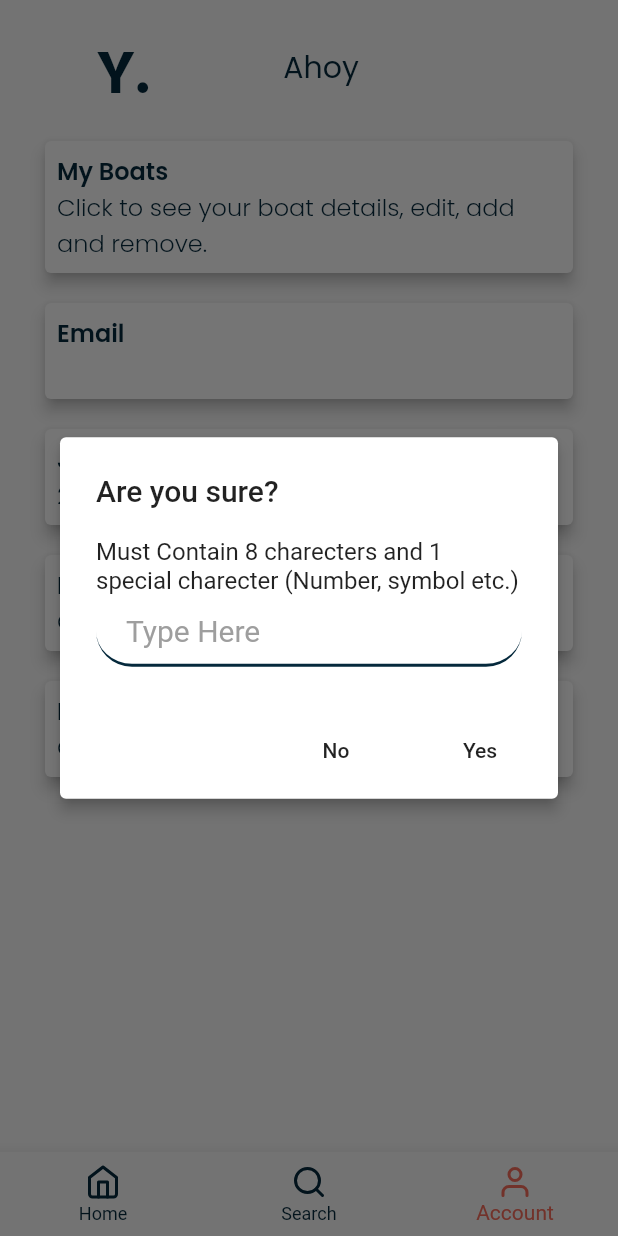
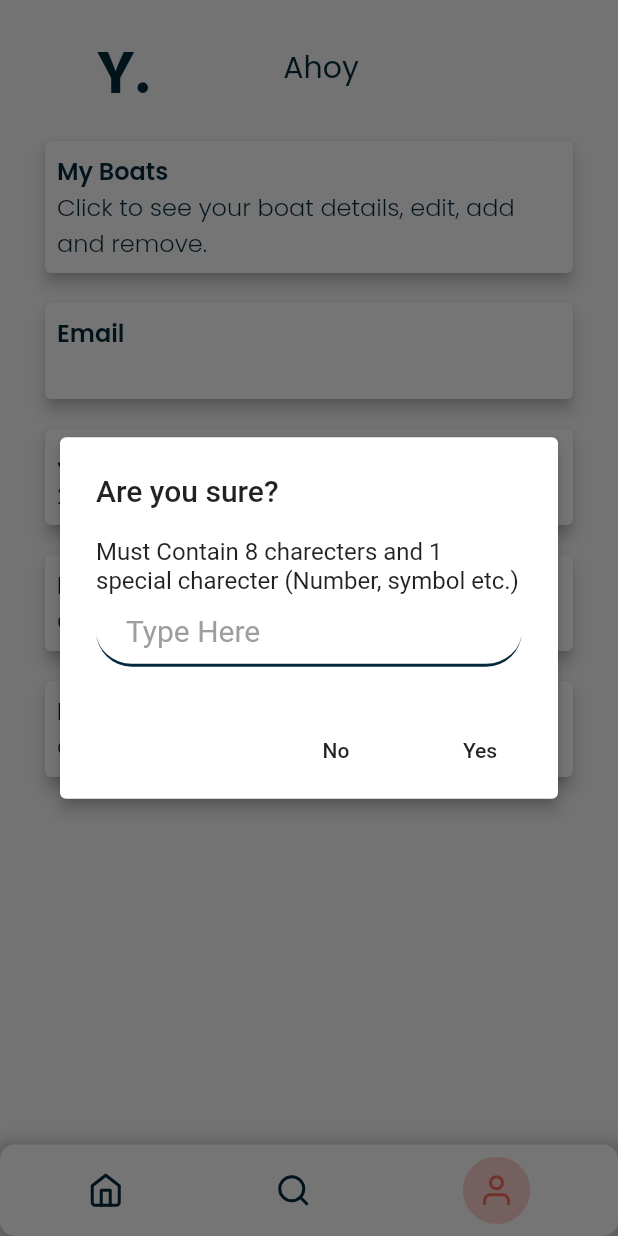
Before and after one commit to liammurray123/yachtspot, a Flutter app: the HomeScreen screen opened by its route, item 3 of the bottom bar chosen, after a tap on "Reset Password", on a phone screen of 412 x 824 dp. Run offline on Flutter 3.47's test engine with Material 2 defaults, Android fonts, the phone set to English and light mode, and no system bars; our stand-ins replace cloud_firestore, firebase_auth, firebase_core, firebase_storage, flutter_feather_icons, geocoding and 4 more; accounts and stored records are empty.

```diff
--- a/lib/screens/main/homescreen.dart
+++ b/lib/screens/main/homescreen.dart
@@ -1,11 +1,13 @@
 import 'package:flutter/material.dart';
 import 'package:flutter_feather_icons/flutter_feather_icons.dart';
-import 'package:yachtspot/constants.dart';
 
 // Screen Imports
 import 'package:yachtspot/screens/sub/discoverscreen.dart';
 import 'package:yachtspot/screens/sub/accountscreen.dart';
 import 'package:yachtspot/screens/sub/searchscreen.dart';
+
+// Widget Imports
+import 'package:yachtspot/widgets/dot_bottom_nav.dart';
 
 class HomeScreen extends StatefulWidget {
   @override
@@ -20,7 +22,19 @@ class _HomeScreenState extends State<HomeScreen> {
     SearchScreen(),
     AccountScreen(),
   ];
-  List _navicons = [];
+
+  List<DotNavigationBarItem> _navItems = [
+    DotNavigationBarItem(
+      icon: Icon(FeatherIcons.home),
+    ),
+    DotNavigationBarItem(
+      icon: Icon(FeatherIcons.search),
+    ),
+    DotNavigationBarItem(
+      icon: Icon(FeatherIcons.user),
+    ),
+  ];
+
   _changeIndex(int index) {
     setState(() {
       _selectedTabIndex = index;
@@ -31,18 +45,10 @@ class _HomeScreenState extends State<HomeScreen> {
   Widget build(BuildContext context) {
     return Scaffold(
       body: Center(child: _pages[_selectedTabIndex]),
-      bottomNavigationBar: BottomNavigationBar(
-        unselectedItemColor: kBlueColor,
-        selectedItemColor: kRedColor,
+      bottomNavigationBar: DotNavigationBar(
         currentIndex: _selectedTabIndex,
+        items: _navItems,
         onTap: _changeIndex,
-        items: [
-          BottomNavigationBarItem(icon: Icon(FeatherIcons.home), label: 'Home'),
-          BottomNavigationBarItem(
-              icon: Icon(FeatherIcons.search), label: 'Search'),
-          BottomNavigationBarItem(
-              icon: Icon(FeatherIcons.user), label: 'Account'),
-        ],
       ),
     );
   }
--- a/lib/screens/sub/discoverscreen.dart
+++ b/lib/screens/sub/discoverscreen.dart
@@ -4,6 +4,7 @@ import 'package:yachtspot/constants.dart';
 
 // Widget Imports
 import 'package:yachtspot/widgets/boatcard.dart';
+import 'package:yachtspot/widgets/custom_tab_bar.dart';
 
 // Firebase Imports
 import 'package:cloud_firestore/cloud_firestore.dart';
@@ -45,7 +46,9 @@ class DiscoverScreenState extends State<DiscoverScreen> {
 
   @override
   Widget build(BuildContext context) {
-    return Container(
+    return DefaultTabController(
+      length: 2,
+      child: Container(
         padding: EdgeInsets.all(20),
         child: Column(
           mainAxisAlignment: MainAxisAlignment.start,
@@ -83,6 +86,83 @@ class DiscoverScreenState extends State<DiscoverScreen> {
               ),
             ),
             Expanded(
+              child: TabBarView(
+                children: [
+                  NewStreamWidget(),
+                  AllStreamWidget(),
+                ],
+              ),
+            ),
+            RoundedTabBar(
+              tabs: [
+                TabInfo(
+                  label: 'New',
+                ),
+                TabInfo(
+                  label: 'All',
+                ),
+              ],
+            ),
+          ],
+        ),
+      ),
+    );
+  }
+}
+
+class NewStreamWidget extends StatelessWidget {
+  @override
+  Widget build(BuildContext context) {
+    return Container(
+      child: StreamBuilder<QuerySnapshot>(
+        stream: firestore
+            .collection('boats')
+            .where(
+              'date',
+              isGreaterThanOrEqualTo: DateTime.now().subtract(
+                Duration(days: 7),
+              ),
+            )
+            .snapshots(),
+        builder: (context, snapshot) {
+          if (snapshot.hasError) {
+            return Center(
+              child: Text('Error, could not connect to server'),
+            );
+          }
+
+          switch (snapshot.connectionState) {
+            case ConnectionState.waiting:
+              return Center(
+                child: CircularProgressIndicator(),
+              );
+            default:
+              return ListView(
+                scrollDirection: Axis.vertical,
+                children: snapshot.data.docs.map((DocumentSnapshot document) {
+                  return BoatCard(
+                    image: document.data()['image'],
+                    name: document.data()['name'],
+                    manufacturer: document.data()['manufacturer'],
+                    model: document.data()['model'],
+                    price: document.data()['price'],
+                    owner: document.data()['owner'],
+                    location: document.data()['location'],
+                    email: document.data()['email'],
+                  );
+                }).toList(),
+              );
+          }
+        },
+      ),
+    );
+  }
+}
+
+class AllStreamWidget extends StatelessWidget {
+  @override
+  Widget build(BuildContext context) {
+    return Container(
       child: StreamBuilder<QuerySnapshot>(
         stream: firestore.collection('boats').snapshots(),
         builder: (context, snapshot) {
@@ -98,11 +178,11 @@ class DiscoverScreenState extends State<DiscoverScreen> {
               );
             default:
               return ListView(
-                      scrollDirection: Axis.horizontal,
-                      children:
-                          snapshot.data.docs.map((DocumentSnapshot document) {
+                scrollDirection: Axis.vertical,
+                children: snapshot.data.docs.map((DocumentSnapshot document) {
                   return BoatCard(
                     name: document.data()['name'],
+                    image: document.data()['image'],
                     manufacturer: document.data()['manufacturer'],
                     model: document.data()['model'],
                     price: document.data()['price'],
@@ -115,44 +195,6 @@ class DiscoverScreenState extends State<DiscoverScreen> {
           }
         },
       ),
-          ),
-
-          // OLD ONE
-          // StreamBuilder<QuerySnapshot>(
-          //   stream: storage.collection('boats').snapshots(),
-          //   builder: (context, snapshot) {
-          //     if (!snapshot.hasData) {
-          //       return Center(
-          //         child: CircularProgressIndicator(),
-          //       );
-          //     }
-          //     final documents = snapshot.data.docs.reversed;
-          //     for (var document in documents) {
-          //       final name = document.data()['name'];
-          //       final manufacturer = document.data()['manufacturer'];
-          //       final model = document.data()['model'];
-          //       final owner = document.data()['owner'];
-          //       final location = document.data()['location'];
-          //       final boatCard = BoatCard(
-          //         name: name,
-          //         manufacturer: manufacturer,
-          //         model: model,
-          //         owner: owner,
-          //         location: location,
-          //       );
-          //       boatCardList.add(boatCard);
-          //     }
-          //     return Container(
-          //       height: 380,
-          //       child: ListView(
-          //         scrollDirection: Axis.horizontal,
-          //         children: boatCardList,
-          //       ),
-          //     );
-          //   },
-          // ),
-        ],
-      ),
     );
   }
 }
--- a/lib/screens/sub/searchscreen.dart
+++ b/lib/screens/sub/searchscreen.dart
@@ -72,6 +72,7 @@ class _SearchScreenState extends State<SearchScreen> {
                           snapshot.data.docs.map((DocumentSnapshot document) {
                         return BoatCard(
                           name: document.data()['name'],
+                          image: document.data()['image'],
                           manufacturer: document.data()['manufacturer'],
                           model: document.data()['model'],
                           price: document.data()['price'],
--- /dev/null
+++ b/lib/widgets/custom_tab_bar.dart
@@ -0,0 +1,60 @@
+import 'package:flutter/material.dart';
+import 'package:yachtspot/constants.dart';
+import 'package:flutter/cupertino.dart';
+
+class RoundedTabBar extends StatelessWidget {
+  RoundedTabBar({this.tabs});
+  final List<TabInfo> tabs;
+
+  @override
+  Widget build(BuildContext context) {
+    return Container(
+      decoration: BoxDecoration(
+        color: kBlueColor.withOpacity(0.3),
+        borderRadius: BorderRadius.only(
+          topLeft: Radius.circular(10),
+          topRight: Radius.circular(10),
+          bottomLeft: Radius.circular(10),
+          bottomRight: Radius.circular(10),
+        ),
+        boxShadow: [
+          BoxShadow(
+            color: Colors.grey.withOpacity(0.5),
+            spreadRadius: 5,
+            blurRadius: 7,
+            offset: Offset(0, 3), // changes position of shadow
+          ),
+        ],
+      ),
+      child: TabBar(
+        unselectedLabelColor: Colors.white,
+        labelColor: kBlueColor,
+        indicator: BoxDecoration(
+          color: Colors.white,
+          borderRadius: BorderRadius.circular(10),
+        ),
+        tabs: [
+          for (final item in tabs)
+            Tab(
+              child: Align(
+                alignment: Alignment.center,
+                child: Text(item.label),
+              ),
+            ),
+        ],
+      ),
+    );
+  }
+}
+
+/// A tab to display in a [RoundedTabBar]
+class TabInfo {
+  /// An icon to display.
+  final Widget icon;
+
+  final String label;
+  TabInfo({
+    this.icon,
+    this.label,
+  });
+}
--- /dev/null
+++ b/lib/widgets/dot_bottom_nav.dart
@@ -0,0 +1,176 @@
+import 'dart:ui';
+
+import 'package:flutter/foundation.dart';
+import 'package:flutter/material.dart';
+import 'package:yachtspot/constants.dart';
+
+class DotNavigationBar extends StatelessWidget {
+  DotNavigationBar({
+    Key key,
+    @required this.items,
+    this.currentIndex = 0,
+    this.onTap,
+    this.selectedItemColor,
+    this.unselectedItemColor,
+    this.margin = const EdgeInsets.all(8),
+    this.itemPadding = const EdgeInsets.symmetric(vertical: 10, horizontal: 16),
+    this.duration = const Duration(milliseconds: 500),
+    this.curve = Curves.easeOutQuint,
+    this.dotIndicatorColor,
+  }) : super(key: key);
+
+  /// A list of tabs to display, ie `Home`, `Profile`,`Cart`, etc
+  final List<DotNavigationBarItem> items;
+
+  /// The tab to display.
+  final int currentIndex;
+
+  /// Returns the index of the tab that was tapped.
+  final Function(int) onTap;
+
+  /// The color of the icon and text when the item is selected.
+  final Color selectedItemColor;
+
+  /// The color of the icon and text when the item is not selected.
+  final Color unselectedItemColor;
+
+  /// A convenience field for the margin surrounding the entire widget.
+  final EdgeInsets margin;
+
+  /// The padding of each item.
+  final EdgeInsets itemPadding;
+
+  /// The transition duration
+  final Duration duration;
+
+  /// The transition curve
+  final Curve curve;
+
+  /// The color of the Dot indicator.
+  final Color dotIndicatorColor;
+
+  @override
+  Widget build(BuildContext context) {
+    return Container(
+      decoration: BoxDecoration(
+        color: Colors.white,
+        borderRadius: BorderRadius.only(
+            topLeft: Radius.circular(10),
+            topRight: Radius.circular(10),
+            bottomLeft: Radius.circular(10),
+            bottomRight: Radius.circular(10)),
+        boxShadow: [
+          BoxShadow(
+            color: Colors.grey.withOpacity(0.5),
+            spreadRadius: 5,
+            blurRadius: 7,
+            offset: Offset(0, 3), // changes position of shadow
+          ),
+        ],
+      ),
+      child: Padding(
+        padding: margin,
+        child: Row(
+          mainAxisAlignment: MainAxisAlignment.spaceAround,
+          children: [
+            for (final item in items)
+              TweenAnimationBuilder<double>(
+                tween: Tween(
+                  end: items.indexOf(item) == currentIndex ? 1.0 : 0.0,
+                ),
+                curve: curve,
+                duration: duration,
+                builder: (context, t, _) {
+                  final _selectedColor = kRedColor;
+                  // item.selectedColor ?? selectedItemColor ?? kRedColor;
+
+                  final _unselectedColor = kBlueColor;
+                  // item.unselectedColor ?? unselectedItemColor ?? kBlueColor;
+
+                  return Material(
+                    color:
+                        Color.lerp(Colors.transparent, Colors.transparent, t),
+                    child: InkWell(
+                      onTap: () => onTap?.call(items.indexOf(item)),
+                      focusColor: _selectedColor.withOpacity(0.1),
+                      highlightColor: _selectedColor.withOpacity(0.1),
+                      splashColor: _selectedColor.withOpacity(0.1),
+                      hoverColor: _selectedColor.withOpacity(0.1),
+                      child: Stack(
+                        alignment: Alignment.center,
+                        children: <Widget>[
+                          Padding(
+                            padding: itemPadding,
+                            child: Row(
+                              children: [
+                                IconTheme(
+                                  data: IconThemeData(
+                                    color: Color.lerp(
+                                        _unselectedColor, _selectedColor, t),
+                                    size: 24,
+                                  ),
+                                  child: item.icon ?? SizedBox.shrink(),
+                                ),
+                              ],
+                            ),
+                          ),
+                          ClipRect(
+                            child: SizedBox(
+                              height: 45,
+                              child: Align(
+                                alignment: Alignment.center,
+                                widthFactor: t,
+                                child: Padding(
+                                  padding: EdgeInsets.only(
+                                    left: itemPadding.left,
+                                    right: itemPadding.right,
+                                  ),
+                                  child: DefaultTextStyle(
+                                    style: TextStyle(
+                                      color: Color.lerp(
+                                          _selectedColor.withOpacity(0.0),
+                                          _selectedColor,
+                                          t),
+                                      fontWeight: FontWeight.w600,
+                                    ),
+                                    child: CircleAvatar(
+                                      radius: 22.5,
+                                      backgroundColor: dotIndicatorColor != null
+                                          ? dotIndicatorColor.withOpacity(0.3)
+                                          : _selectedColor.withOpacity(0.3),
+                                    ),
+                                  ),
+                                ),
+                              ),
+                            ),
+                          ),
+                        ],
+                      ),
+                    ),
+                  );
+                },
+              ),
+          ],
+        ),
+      ),
+    );
+  }
+}
+
+/// A tab to display in a [DotNavigationBar]
+class DotNavigationBarItem {
+  /// An icon to display.
+  final Widget icon;
+
+  /// A primary color to use for this tab.
+  final Color selectedColor;
+
+  /// The color to display when this tab is not selected.
+  final Color unselectedColor;
+
+  DotNavigationBarItem({
+    this.icon,
+    this.selectedColor,
+    this.unselectedColor,
+  }) : assert(icon != null, "Every DotNavigationBarItem requires an icon.");
+}
--- a/pubspec.yaml
+++ b/pubspec.yaml
@@ -16,11 +16,11 @@ dependencies:
   firebase_core: ^0.5.0
   firebase_auth: ^0.18.0
   cloud_firestore: ^0.14.0
-  firebase_storage: ^5.0.1
+  firebase_storage: ^5.2.0
   flutter_feather_icons: ^1.0.3
   introduction_screen: ^1.0.9
   url_launcher: ^5.7.10
-  image_picker: ^0.6.7+14
+  image_picker: ^0.6.7+17
 
 dev_dependencies:
   flutter_test:
```
Also changed, not shown: lib/screens/sub/accountscreen.dart (+8 -8 lines), lib/screens/sub/newboatscreen.dart (+92 -7 lines), lib/widgets/boatcard.dart (+9 -4 lines), lib/widgets/boatdetailpage.dart (+28 -16 lines), pubspec.lock. Lines whose indentation alone changed are shown as unchanged.
